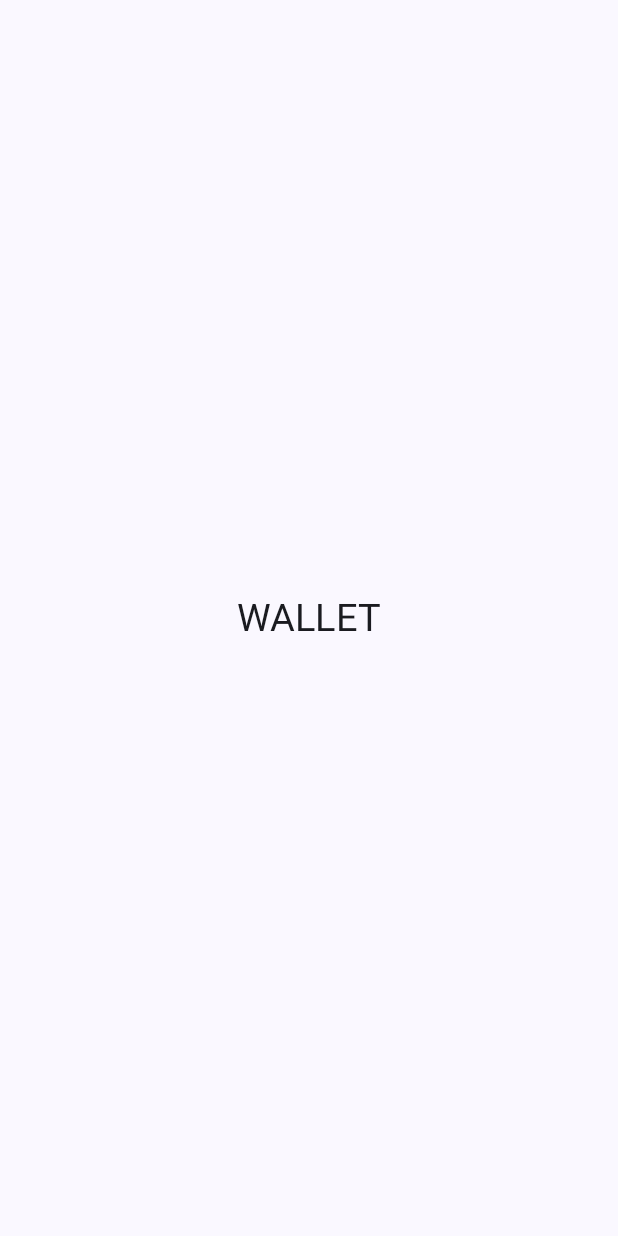
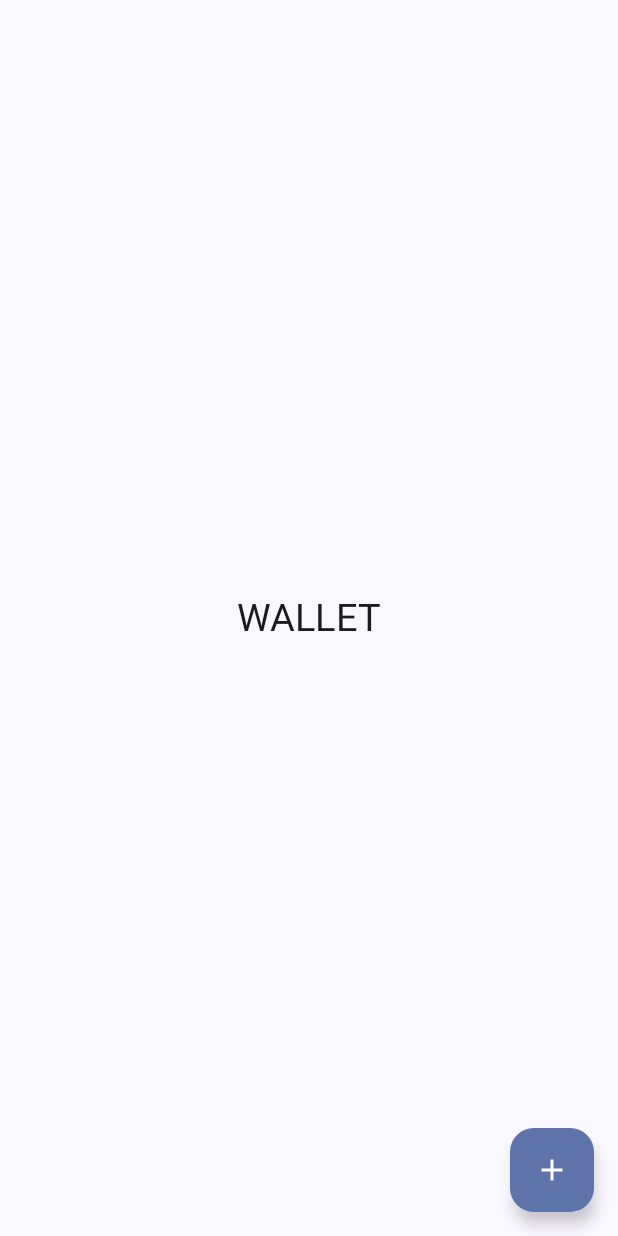
Before and after one commit to joelmuraguri/Expense-Tracker, an Android app built with Jetpack Compose: the screen it shows after launch (MainActivity), on a phone screen of 412 x 824 dp. Before the commit the screen is almost empty. Run offline under Robolectric (Android 15) with nearby library versions, the phone set to English and light mode, and no system bars.

```diff
--- a/app/src/main/java/com/joel/myapplication/MainActivity.kt
+++ b/app/src/main/java/com/joel/myapplication/MainActivity.kt
@@ -3,36 +3,21 @@ package com.joel.myapplication
 import android.os.Bundle
 import androidx.activity.ComponentActivity
 import androidx.activity.compose.setContent
-import androidx.compose.foundation.layout.Box
 import androidx.compose.foundation.layout.fillMaxSize
 import androidx.compose.material3.MaterialTheme
 import androidx.compose.material3.Surface
-import androidx.compose.material3.Text
-import androidx.compose.material3.windowsizeclass.ExperimentalMaterial3WindowSizeClassApi
-import androidx.compose.material3.windowsizeclass.calculateWindowSizeClass
-import androidx.compose.ui.Alignment
 import androidx.compose.ui.Modifier
-import androidx.compose.ui.unit.sp
+import com.joel.myapplication.navigation.WalletNavHost
 import com.joel.myapplication.ui.theme.WalletTheme
 
 class MainActivity : ComponentActivity() {
-    @OptIn(ExperimentalMaterial3WindowSizeClassApi::class)
     override fun onCreate(savedInstanceState: Bundle?) {
         super.onCreate(savedInstanceState)
         setContent {
             WalletTheme {
                 // A surface container using the 'background' color from the theme
                 Surface(modifier = Modifier.fillMaxSize(), color = MaterialTheme.colorScheme.background) {
-                    Box(
-                        contentAlignment = Alignment.Center,
-                        modifier = Modifier
-                            .fillMaxSize()
-                    ){
-                        Text(
-                            "WALLET",
-                            fontSize = 25.sp
-                        )
-                    }
+                    WalletNavHost()
                 }
             }
         }
```
